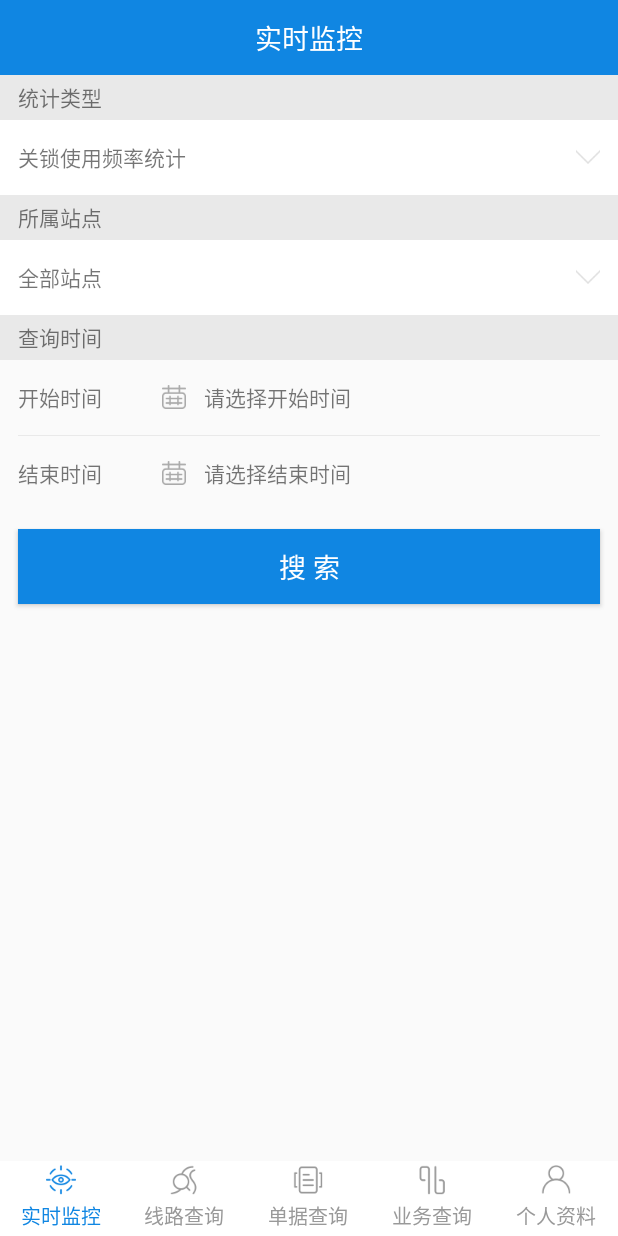
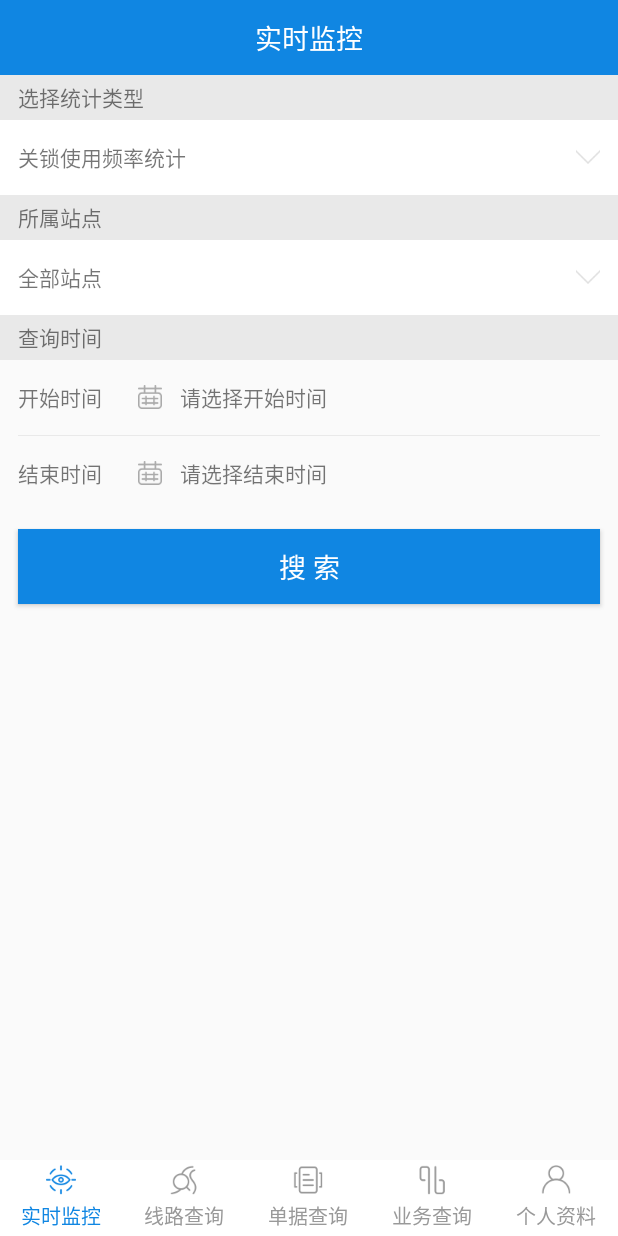
Before and after one commit to libodeveloper/ContainerMonitoring, an Android app: the fragment BusinessQueryFragment placed in its activity, after a tap on "全部站点", on a phone screen of 412 x 824 dp. Run offline under Robolectric (Android 15) with nearby library versions, the phone set to English and light mode, and no system bars; our stand-ins replace ButterKnife; libraries missing offline, so code that uses them is left out: com.blankj.utilcode, com.tbruyelle.rxpermissions, rx.functions; 19 statements that could not run were skipped.

Commit message:
国际化适配布局调整

```diff
--- a/container/src/main/AndroidManifest.xml
+++ b/container/src/main/AndroidManifest.xml
@@ -10,6 +10,7 @@
     <application
         android:name=".application.CMApplication"
         android:allowBackup="true"
+        android:hardwareAccelerated="true"
         android:icon="@mipmap/ic_launcher"
         android:label="@string/app_name"
         android:supportsRtl="true"
--- a/container/src/main/java/com/esri/arcgisruntime/container/monitoring/ui/fragment/BillQueryFragment.java
+++ b/container/src/main/java/com/esri/arcgisruntime/container/monitoring/ui/fragment/BillQueryFragment.java
@@ -51,8 +51,8 @@ public class BillQueryFragment extends Fragment {
     public void onCreate(@Nullable Bundle savedInstanceState) {
         super.onCreate(savedInstanceState);
         spinnerList = new ArrayList<String>();
-        spinnerList.add("集装箱编号");
-        spinnerList.add("关锁编号");
+        spinnerList.add(getResources().getString(R.string.container_number));
+        spinnerList.add(getResources().getString(R.string.lock_number));
     }
 
     @Override
@@ -80,10 +80,10 @@ public class BillQueryFragment extends Fragment {
                 });
                 break;
             case R.id.llStartTime:
-                TimeUtil.selectDate(getActivity(),tvStartTime,"开始时间",false);
+                TimeUtil.selectDate(getActivity(),tvStartTime,getResources().getString(R.string.start_time),false);
                 break;
             case R.id.llEndTime:
-                TimeUtil.selectDate(getActivity(),tvEndTime,"结束时间",true);
+                TimeUtil.selectDate(getActivity(),tvEndTime,getResources().getString(R.string.end_time),true);
                 break;
             case R.id.btSearch:
 
--- a/container/src/main/java/com/esri/arcgisruntime/container/monitoring/ui/fragment/BusinessQueryFragment.java
+++ b/container/src/main/java/com/esri/arcgisruntime/container/monitoring/ui/fragment/BusinessQueryFragment.java
@@ -73,10 +73,10 @@ public class BusinessQueryFragment extends Fragment {
     public void onViewClicked(View view) {
         switch (view.getId()) {
             case R.id.llStartTime:
-                TimeUtil.selectDate(getActivity(), tvStartTime, "开始时间", false);
+                TimeUtil.selectDate(getActivity(), tvStartTime, getResources().getString(R.string.start_time), false);
                 break;
             case R.id.llEndTime:
-                TimeUtil.selectDate(getActivity(), tvEndTime, "结束时间", true);
+                TimeUtil.selectDate(getActivity(), tvEndTime, getResources().getString(R.string.end_time), true);
                 break;
             case R.id.btSearch:
 
@@ -89,11 +89,8 @@ public class BusinessQueryFragment extends Fragment {
                 break;
             case R.id.rlStatisticsType:  //统计类型
                 ArrayList<String> stlist = new ArrayList<>();
-                stlist.add("关锁使用频率");
-                stlist.add("关锁使用频率1");
-                stlist.add("关锁使用频率22");
-                stlist.add("关锁使用频率333");
-                stlist.add("关锁使用频率4444");
+                stlist.add(getResources().getString(R.string.lock_rate_statistics));
+                stlist.add(getResources().getString(R.string.route_use_statistics));
 
                 PopwindowUtils.PullDownPopWindow(getActivity(), rlStatisticsType, stlist, new PopwindowUtils.OnClickNumberType() {
                     @Override
@@ -105,11 +102,11 @@ public class BusinessQueryFragment extends Fragment {
                 break;
             case R.id.rlSite:   //所属站点
                 ArrayList<String> list = new ArrayList<>();
-                list.add("全部站点");
-                list.add("全部站点1");
-                list.add("全部站点22");
-                list.add("全部站点333");
-                list.add("全部站点4444");
+                list.add(getResources().getString(R.string.allsite));
+                list.add("site1");
+                list.add("site22");
+                list.add("site333");
+                list.add("site4444");
 
                 PopwindowUtils.PullDownPopWindow(getActivity(), rlSite, list, new PopwindowUtils.OnClickNumberType() {
                     @Override
--- a/container/src/main/java/com/esri/arcgisruntime/container/monitoring/ui/fragment/PersonalFragment.java
+++ b/container/src/main/java/com/esri/arcgisruntime/container/monitoring/ui/fragment/PersonalFragment.java
@@ -56,7 +56,7 @@ public class PersonalFragment extends BaseFragment {
      * 退出前提示用户 by zealjiang
      */
     private void exit() {
-        ShowMsgDialog.showMaterialDialog2Btn(mainActivity, "提示", "是否退出系统", new DialogInterface.OnClickListener() {
+        ShowMsgDialog.showMaterialDialog2Btn(mainActivity, getResources().getString(R.string.prompt), getResources().getString(R.string.exit_system), new DialogInterface.OnClickListener() {
             @Override
             public void onClick(DialogInterface dialog, int which) {
                 //取消
@@ -68,7 +68,7 @@ public class PersonalFragment extends BaseFragment {
                 mainActivity.finish();
             }
 
-        }, "取消", "退出");
+        }, getResources().getString(R.string.cancle), getResources().getString(R.string.exit));
     }
 
 
--- a/container/src/main/java/com/esri/arcgisruntime/container/monitoring/ui/fragment/RealtimeMonitoringFragment.java
+++ b/container/src/main/java/com/esri/arcgisruntime/container/monitoring/ui/fragment/RealtimeMonitoringFragment.java
@@ -655,8 +655,8 @@ public class RealtimeMonitoringFragment extends BaseFragment {
         switch (view.getId()) {
             case R.id.tvQueryNumber:
                 ArrayList<String> stlist = new ArrayList<>();
-                stlist.add("集装箱编号");
-                stlist.add("关锁编号");
+                stlist.add(getResources().getString(R.string.container_number));
+                stlist.add(getResources().getString(R.string.lock_number));
                 PopwindowUtils.PullDownPopWindow(getActivity(), tvQueryNumber, stlist, new PopwindowUtils.OnClickNumberType() {
                     @Override
                     public void onNumberType(String context) {
@@ -682,7 +682,7 @@ public class RealtimeMonitoringFragment extends BaseFragment {
 
                     @Override
                     public void search(String number) {
-                        MyToast.showShort("搜索编号"+number);
+                        MyToast.showShort("search number "+number);
                         removeAllSymbol();
                         addPoint(116.38627, 39.906874,"id","A");
                     }
--- a/container/src/main/java/com/esri/arcgisruntime/container/monitoring/utils/TimeUtil.java
+++ b/container/src/main/java/com/esri/arcgisruntime/container/monitoring/utils/TimeUtil.java
@@ -27,7 +27,11 @@ public class TimeUtil {
     public static void selectDate(Context context, final TextView textView, final String titlePrefix, final boolean laterThanNow) {
         int year, month, day;
         String date = textView.getText().toString();
-        if (TextUtils.isEmpty(date) || date.length() < 8) {
+
+
+
+//        if (TextUtils.isEmpty(date) || date.length() < 8) {
+        if (!date.contains("-")) {
             Calendar calendar = Calendar.getInstance();
             year = calendar.get(Calendar.YEAR);
             month = calendar.get(Calendar.MONTH) + 1;
--- a/container/src/main/res/layout/activity_main_layout.xml
+++ b/container/src/main/res/layout/activity_main_layout.xml
@@ -27,7 +27,9 @@
         <RadioGroup
             android:id="@+id/main_radio"
             android:layout_width="match_parent"
-            android:layout_height="50dp"
+            android:layout_height="wrap_content"
+            android:paddingTop="3dp"
+            android:paddingBottom="3dp"
             android:orientation="horizontal"
             android:gravity="center_vertical"
             android:background="@android:color/white">
--- a/container/src/main/res/layout/fragment_business_query.xml
+++ b/container/src/main/res/layout/fragment_business_query.xml
@@ -87,16 +87,24 @@
         android:gravity="center_vertical">
 
         <TextView
-            android:layout_width="wrap_content"
+            android:layout_width="0dp"
+            android:layout_weight="1"
             android:layout_height="wrap_content"
             android:text="@string/start_time"
-            android:layout_marginLeft="@dimen/margin"
+            android:paddingLeft="@dimen/margin"
             />
+
+
+        <LinearLayout
+            android:layout_width="0dp"
+            android:layout_weight="4"
+            android:gravity="center_vertical"
+            android:layout_height="wrap_content">
 
             <ImageView
                 android:layout_width="wrap_content"
                 android:layout_height="wrap_content"
-            android:layout_marginLeft="@dimen/icback_size"
+                android:layout_marginLeft="@dimen/size_10dp"
                 android:src="@mipmap/bills"/>
 
             <TextView
@@ -106,6 +114,8 @@
                 android:text="@string/select_starttime"
                 android:layout_marginLeft="@dimen/margin"
                 />
+
+        </LinearLayout>
 
     </LinearLayout>
 
@@ -123,16 +133,24 @@
         android:gravity="center_vertical">
 
         <TextView
-            android:layout_width="wrap_content"
+            android:layout_width="0dp"
+            android:layout_weight="1"
             android:layout_height="wrap_content"
             android:text="@string/end_time"
-            android:layout_marginLeft="@dimen/margin"
+            android:paddingLeft="@dimen/margin"
             />
+
+        <LinearLayout
+            android:layout_width="0dp"
+            android:layout_weight="4"
+            android:gravity="center_vertical"
+            android:layout_height="wrap_content">
+
 
             <ImageView
                 android:layout_width="wrap_content"
                 android:layout_height="wrap_content"
-            android:layout_marginLeft="@dimen/icback_size"
+                android:layout_marginLeft="@dimen/size_10dp"
                 android:src="@mipmap/bills"/>
 
             <TextView
@@ -142,6 +160,7 @@
                 android:text="@string/select_endtime"
                 android:layout_marginLeft="@dimen/margin"
                 />
+        </LinearLayout>
 
     </LinearLayout>
 
--- a/container/src/main/res/values/strings.xml
+++ b/container/src/main/res/values/strings.xml
@@ -1,5 +1,5 @@
 <resources>
-    <string name="app_name">集装箱监控</string>
+    <string name="app_name">负载监控信息系统</string>
     <!-- Navigation vector URL-->
     <string name="navigation_vector">https://www.arcgis.com/sharing/rest/content/items/dcbbba0edf094eaa81af19298b9c6247/resources/styles/root.json</string>
     <string name="routing_service">https://sampleserver6.arcgisonline.com/arcgis/rest/services/NetworkAnalysis/SanDiego/NAServer/Route</string>
@@ -7,8 +7,8 @@
     <string name="drawer_open">Open navigation drawer</string>
     <string name="drawer_close">Close navigation drawer</string>
 
-    <string name="progress_title">Finding Route</string>
-    <string name="progress_message">Please wait&#8230;</string>
+    <string name="progress_title">线路查询</string>
+    <string name="progress_message">请稍等...;</string>
 
 
     <string name="realtime_monitoring">实时监控</string>
@@ -22,12 +22,13 @@
     <string name="search_cache">显示10条记录</string>
     <string name="container_number">集装箱编号</string>
     <string name="lock_number">关锁编号</string>
-    <string name="show_type">显示类型</string>
-    <string name="statistics_type">统计类型</string>
+    <string name="show_type">查询类型</string>
+    <string name="statistics_type">选择统计类型</string>
     <string name="query_time">查询时间</string>
     <string name="start_time">开始时间</string>
     <string name="end_time">结束时间</string>
     <string name="lock_rate_statistics">关锁使用频率统计</string>
+    <string name="route_use_statistics">路径使用频率统计</string>
     <string name="site">所属站点</string>
     <string name="allsite">全部站点</string>
     <string name="fix_password">修改密码</string>
@@ -84,8 +85,22 @@
     <string name="number_no_null">编号不能为空</string>
     <string name="language">语言选择</string>
     <string name="versionName">版本号</string>
+
     <string name="ch">中文</string>
-    <string name="en">英文</string>
-    <string name="pt">葡萄牙语</string>
+    <string name="en">English</string>
+    <string name="pt">português</string>
+
+
+    <string name="path_number">路径编号</string>
+    <string name="number_plate">车牌号</string>
+    <string name="longitude">经度</string>
+    <string name="latitude">纬度</string>
+    <string name="get_time">获取时间</string>
+    <string name="vehicle_speed">车辆速度</string>
+
+    <string name="prompt">提示</string>
+    <string name="exit_system">是否退出系统</string>
+
+
 
 </resources>
```
Also changed, not shown: container/src/main/java/com/esri/arcgisruntime/container/monitoring/ui/activity/SetActivity.java (+30 -6 lines), container/src/main/res/layout/activity_bill_query_details.xml (+36 -18 lines), container/src/main/res/layout/fragment_bills_query.xml (+24 -6 lines), 2 other files. Lines whose indentation alone changed are shown as unchanged.
